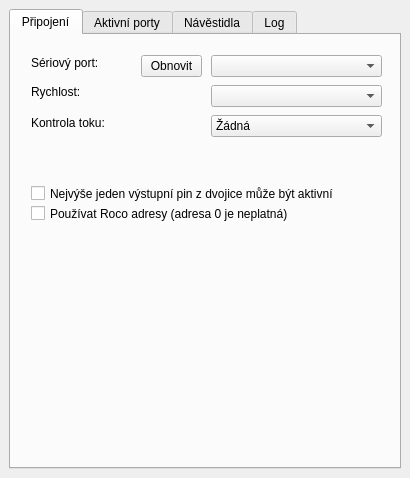
kmzbrnoI/rcs-lib-XpressNET-qt, file form/main-window.ui: the form before one commit.
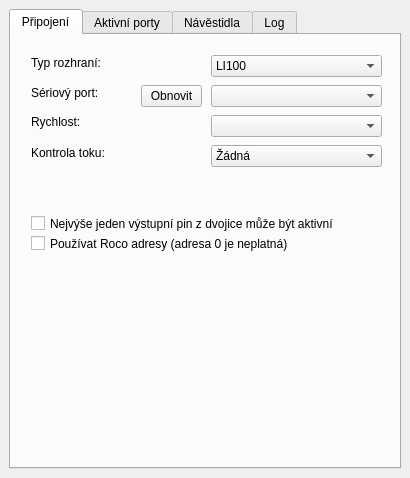
The form after the commit.

Commit message: GUI: allow to specify interface type.

Diff of the .ui file:
```diff
--- a/form/main-window.ui
+++ b/form/main-window.ui
@@ -58,7 +58,7 @@
         <property name="geometry">
          <rect>
           <x>200</x>
-          <y>20</y>
+          <y>50</y>
           <width>171</width>
           <height>22</height>
          </rect>
@@ -68,7 +68,7 @@
         <property name="geometry">
          <rect>
           <x>20</x>
-          <y>20</y>
+          <y>50</y>
           <width>91</width>
           <height>16</height>
          </rect>
@@ -81,7 +81,7 @@
         <property name="geometry">
          <rect>
           <x>20</x>
-          <y>50</y>
+          <y>80</y>
           <width>59</width>
           <height>14</height>
          </rect>
@@ -94,7 +94,7 @@
         <property name="geometry">
          <rect>
           <x>200</x>
-          <y>50</y>
+          <y>80</y>
           <width>171</width>
           <height>22</height>
          </rect>
@@ -104,7 +104,7 @@
         <property name="geometry">
          <rect>
           <x>20</x>
-          <y>80</y>
+          <y>110</y>
           <width>91</width>
           <height>16</height>
          </rect>
@@ -117,7 +117,7 @@
         <property name="geometry">
          <rect>
           <x>200</x>
-          <y>80</y>
+          <y>110</y>
           <width>171</width>
           <height>22</height>
          </rect>
@@ -142,7 +142,7 @@
         <property name="geometry">
          <rect>
           <x>130</x>
-          <y>20</y>
+          <y>50</y>
           <width>61</width>
           <height>22</height>
          </rect>
@@ -155,7 +155,7 @@
         <property name="geometry">
          <rect>
           <x>20</x>
-          <y>150</y>
+          <y>180</y>
           <width>351</width>
           <height>17</height>
          </rect>
@@ -168,7 +168,7 @@
         <property name="geometry">
          <rect>
           <x>20</x>
-          <y>170</y>
+          <y>200</y>
           <width>351</width>
           <height>17</height>
          </rect>
@@ -177,6 +177,44 @@
          <string>Používat Roco adresy (adresa 0 je neplatná)</string>
         </property>
        </widget>
+       <widget class="QLabel" name="label_8">
+        <property name="geometry">
+         <rect>
+          <x>20</x>
+          <y>20</y>
+          <width>71</width>
+          <height>16</height>
+         </rect>
+        </property>
+        <property name="text">
+         <string>Typ rozhraní:</string>
+        </property>
+       </widget>
+       <widget class="QComboBox" name="cb_interface_type">
+        <property name="geometry">
+         <rect>
+          <x>200</x>
+          <y>20</y>
+          <width>171</width>
+          <height>22</height>
+         </rect>
+        </property>
+        <item>
+         <property name="text">
+          <string>LI100</string>
+         </property>
+        </item>
+        <item>
+         <property name="text">
+          <string>LI101</string>
+         </property>
+        </item>
+        <item>
+         <property name="text">
+          <string>uLI</string>
+         </property>
+        </item>
+       </widget>
       </widget>
       <widget class="QWidget" name="t_activeModules">
        <attribute name="title">
```
Left out of the diff: 2 changed lines with no effect on the pictures.
